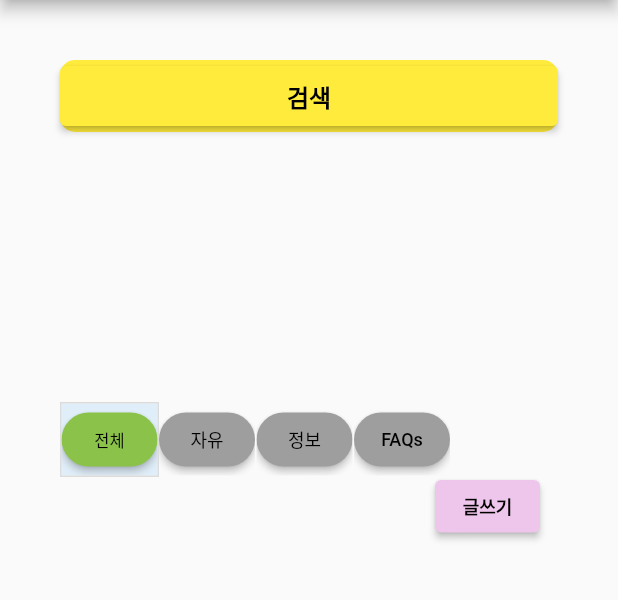
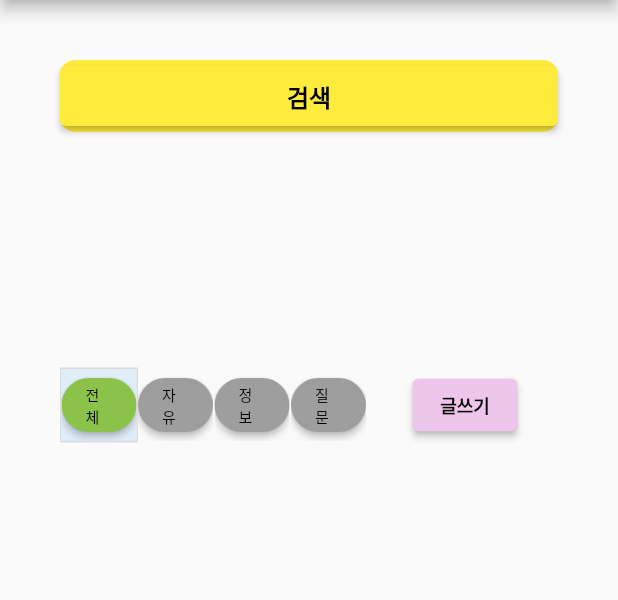
Before and after one commit to junnie082/Best_Friend, a Flutter app: the Information screen opened directly, after a tap on "전체", on a phone screen of 412 x 824 dp, the part 84-684 px from its top. Run offline on Flutter 3.47's test engine with Material 2 defaults, Android fonts, the phone set to English and light mode, and no system bars; our stand-ins replace firebase_auth; missing offline and left inert: flutter_inappwebview; accounts and stored records are empty; network calls fail.

Commit message:
[UPDATE] 개발물 시연 코드

```diff
--- a/lib/buttons/toggle_button_kinds_of_disabled.dart
+++ b/lib/buttons/toggle_button_kinds_of_disabled.dart
@@ -34,7 +34,9 @@ class _BFToggleButtonState extends State<BFToggleButtonCategories> {
             });
           },
           children: [
-            ElevatedButton(
+            Container(
+              width: 50,
+              child: ElevatedButton(
                 style: ElevatedButton.styleFrom(
                   backgroundColor:
                       _selectedIndex == 0 ? Colors.lightGreen : Colors.grey,
@@ -58,11 +60,14 @@ class _BFToggleButtonState extends State<BFToggleButtonCategories> {
                   '전체',
                   style: TextStyle(
                     color: Colors.black,
-                  fontSize: 11,
+                    fontSize: 10,
                   ),
                 ),
               ),
-            ElevatedButton(
+            ),
+            Container(
+              width: 50,
+              child: ElevatedButton(
                 style: ElevatedButton.styleFrom(
                   backgroundColor:
                       _selectedIndex == 1 ? Colors.lightGreen : Colors.grey,
@@ -86,11 +91,14 @@ class _BFToggleButtonState extends State<BFToggleButtonCategories> {
                   '자유',
                   style: TextStyle(
                     color: Colors.black,
-                  fontSize: 12,
+                    fontSize: 10,
                   ),
                 ),
               ),
-            ElevatedButton(
+            ),
+            Container(
+              width: 50,
+              child: ElevatedButton(
                 style: ElevatedButton.styleFrom(
                   backgroundColor:
                       _selectedIndex == 2 ? Colors.lightGreen : Colors.grey,
@@ -114,11 +122,14 @@ class _BFToggleButtonState extends State<BFToggleButtonCategories> {
                   '정보',
                   style: TextStyle(
                     color: Colors.black,
-                  fontSize: 12,
+                    fontSize: 10,
                   ),
                 ),
               ),
-            ElevatedButton(
+            ),
+            Container(
+              width: 50,
+              child: ElevatedButton(
                 style: ElevatedButton.styleFrom(
                   backgroundColor:
                       _selectedIndex == 3 ? Colors.lightGreen : Colors.grey,
@@ -139,10 +150,11 @@ class _BFToggleButtonState extends State<BFToggleButtonCategories> {
                   );
                 },
                 child: const Text(
-                'FAQs',
+                  '질문',
                   style: TextStyle(
                     color: Colors.black,
-                  fontSize: 12,
+                    fontSize: 10,
+                  ),
                 ),
               ),
             ),
--- a/lib/community/all_categories.dart
+++ b/lib/community/all_categories.dart
@@ -9,7 +9,9 @@ import 'package:best_friend/api/fetch_articles.dart';
 // <web scraping> https://www.youtube.com/watch?v=9ZfRE_DN9a0
 
 class AllCategories extends StatefulWidget {
-  const AllCategories({super.key});
+  const AllCategories({this.email = ''});
+
+  final String email;
 
   @override
   State<AllCategories> createState() => _CommunityScreenState();
@@ -62,7 +64,7 @@ class _CommunityScreenState extends State<AllCategories> {
             ),
 
             const SizedBox(
-              height: 20,
+              height: 5,
             ),
 
             // 뉴스 기사(복지 정보)
@@ -71,7 +73,7 @@ class _CommunityScreenState extends State<AllCategories> {
               queryString: 'td.td_subject.text-left > a',
             ),
             const SizedBox(
-              height: 10,
+              height: 2,
             ),
 
             // 커뮤니티의 [자유], [정보]
@@ -79,16 +81,8 @@ class _CommunityScreenState extends State<AllCategories> {
               children: [
                 // 자유 버튼
                 BFToggleButtonCategories(),
-              ],
-            ),
-            const SizedBox(
-              height: 2,
-            ),
-
-            const Row(
-              children: [
                 SizedBox(
-                  width: 250,
+                  width: 30,
                 ),
                 SizedBox(
                   width: 70,
@@ -103,6 +97,7 @@ class _CommunityScreenState extends State<AllCategories> {
                 ),
               ],
             ),
+
             // 글 등록하기. (데이터 베이스 필요?)
           ],
         ),
--- a/lib/community/information.dart
+++ b/lib/community/information.dart
@@ -62,7 +62,7 @@ class _CommunityScreenState extends State<Information> {
               ),
             ),
             const SizedBox(
-              height: 20,
+              height: 5,
             ),
 
             // 뉴스 기사(복지 정보)
@@ -71,20 +71,21 @@ class _CommunityScreenState extends State<Information> {
               queryString: 'td.td_subject.text-left > a',
             ),
             const SizedBox(
-              height: 10,
+              height: 2,
             ),
 
             // 커뮤니티의 [자유], [정보]
-            const BFToggleButtonCategories(),
 
-            const SizedBox(
-              height: 1.4,
+            SizedBox(
+              width: 20,
             ),
 
             const Row(
               children: [
+                // 자유 버튼
+                BFToggleButtonCategories(),
                 SizedBox(
-                  width: 250,
+                  width: 30,
                 ),
                 SizedBox(
                   width: 70,
--- a/lib/community/post.dart
+++ b/lib/community/post.dart
@@ -61,13 +61,13 @@ class Post extends StatelessWidget {
             const SizedBox(height: 10),
             Container(
               width: 700,
-              height: 550,
+              height: 450,
               decoration: const BoxDecoration(
                 color: Colors.grey,
               ),
               child: SizedBox(
                 width: 700,
-                height: 300,
+                height: 200,
                 child: TextField(
                   onChanged: textChanged,
                   decoration: const InputDecoration(
--- a/lib/convenience/cal_calculator.dart
+++ b/lib/convenience/cal_calculator.dart
@@ -30,13 +30,13 @@ class CalCalculator extends StatelessWidget {
             height: 30,
             color: const Color.fromARGB(255, 244, 247, 140),
           ),
-          const SizedBox(height: 500),
+          const SizedBox(height: 450),
           const Align(
             alignment: Alignment.centerLeft,
             child: Text(
               '전체 칼로리: ',
               style: TextStyle(
-                fontSize: 30,
+                fontSize: 20,
               ),
             ),
           )
@@ -59,7 +59,7 @@ class CalCalculator extends StatelessWidget {
             ),
           ),
           Container(
-            height: 80,
+            height: 70,
             color: Colors.blue,
           ),
         ],
```
Also changed, not shown: lib/community/FAQs.dart (+7 -12 lines), lib/main.dart (+38 -43 lines), lib/main_screens/main_community.dart (+4 -11 lines), 4 other files. Lines whose indentation alone changed are shown as unchanged.
